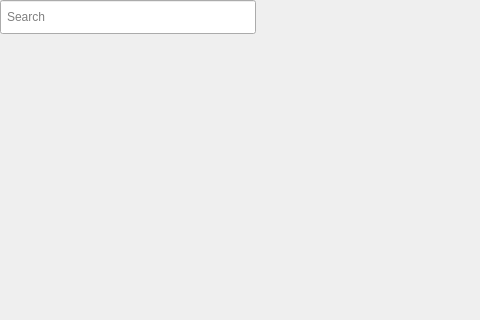
Before: the Qt Designer form devtoolsmainwindow.ui in Dontsoft/OneForAll, drawn with Qt 5; both pictures show x 0 to 480 and y 0 to 320 of the 800 by 600 pixel window.
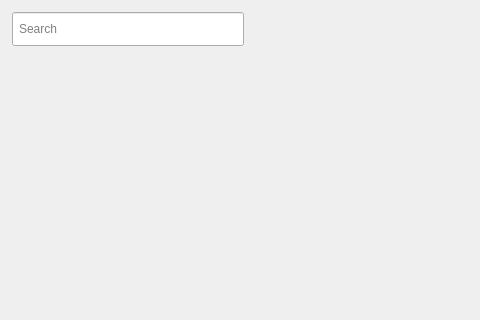
After: the same form once the commit is applied.

The edit to the form file:
```diff
--- a/devtoolsmainwindow.ui
+++ b/devtoolsmainwindow.ui
@@ -18,11 +18,10 @@
 	background: transparent;
 }
 
-QLineEdit {
+QLineEdit, QSpinBox, QDoubleSpinBox {
 	min-height: 24px;
 	padding: 4px;
-}
-</string>
+}</string>
   </property>
   <widget class="QWidget" name="centralWidget">
    <layout class="QHBoxLayout" name="horizontalLayout" stretch="0,1">
@@ -59,11 +58,27 @@
        <number>0</number>
       </property>
       <item>
+       <layout class="QVBoxLayout" name="verticalLayout">
+        <property name="leftMargin">
+         <number>12</number>
+        </property>
+        <property name="topMargin">
+         <number>12</number>
+        </property>
+        <property name="rightMargin">
+         <number>12</number>
+        </property>
+        <property name="bottomMargin">
+         <number>12</number>
+        </property>
+        <item>
        <widget class="QLineEdit" name="navigationFilter">
         <property name="placeholderText">
          <string>Search</string>
         </property>
        </widget>
+        </item>
+       </layout>
       </item>
       <item>
        <widget class="QTreeView" name="navigationTreeView">
```
Lines whose indentation alone changed are shown as unchanged.
